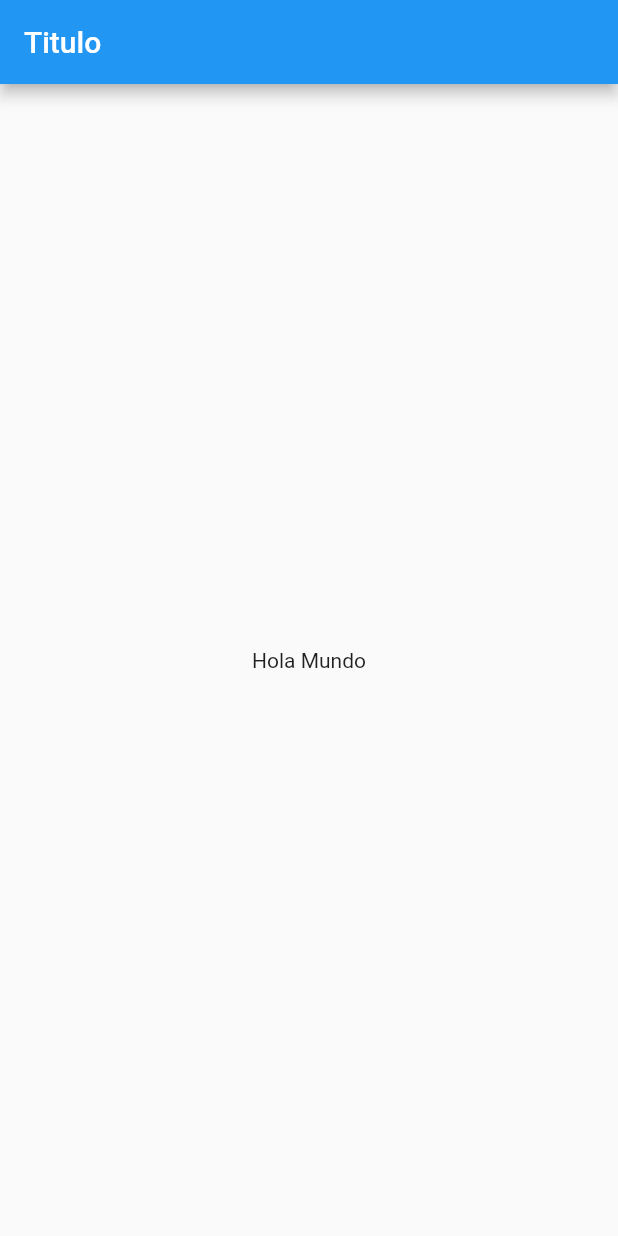
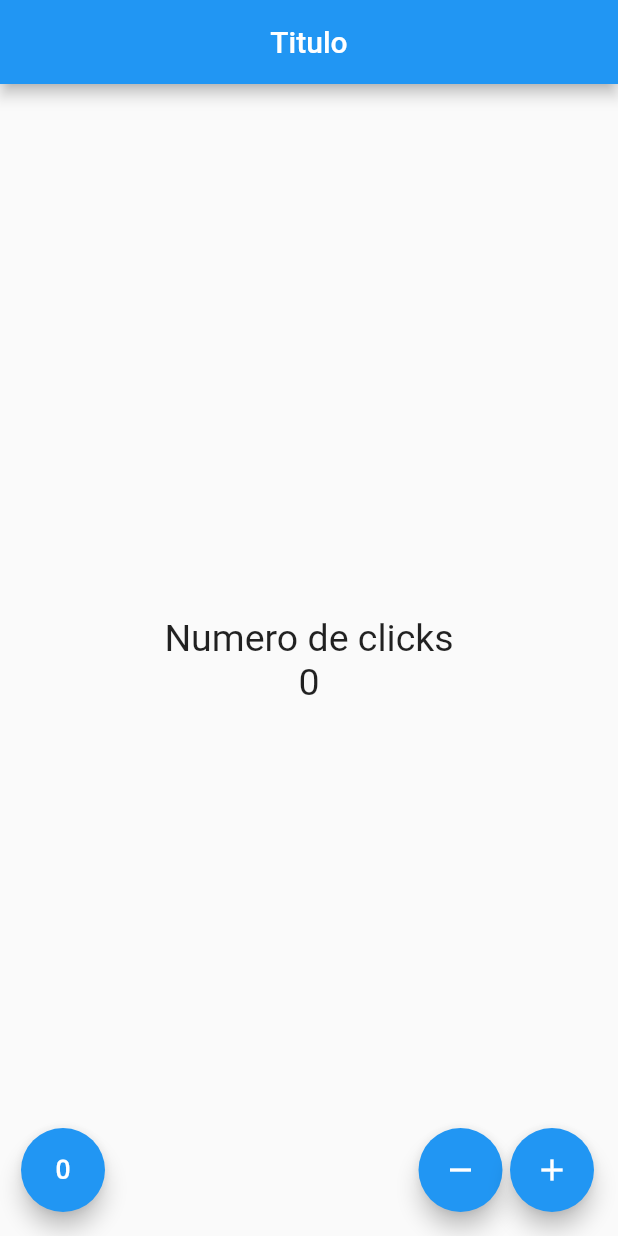
Before and after one commit to danmcode/flutter-projects-course, a Flutter app: the screen it shows after launch, on a phone screen of 412 x 824 dp. Run offline on Flutter 3.47's test engine with Material 2 defaults, Android fonts, the light colour scheme and no system bars.

Commit message:
Finalizacion de la app de contandor y manejo basico de estados

```diff
--- a/counter/analysis_options.yaml
+++ b/counter/analysis_options.yaml
@@ -22,6 +22,7 @@ linter:
   # `// ignore_for_file: name_of_lint` syntax on the line or in the file
   # producing the lint.
   rules:
+    prefer_const_constructors : false
     # avoid_print: false  # Uncomment to disable the `avoid_print` rule
     # prefer_single_quotes: true  # Uncomment to enable the `prefer_single_quotes` rule
 
--- a/counter/lib/src/app.dart
+++ b/counter/lib/src/app.dart
@@ -1,4 +1,6 @@
-import 'package:counter/src/pages/home_page.dart';
+import 'package:counter/src/pages/contador_page.dart';
+//import 'package:counter/src/pages/home_page.dart';
+
 import 'package:flutter/material.dart';
 
 class MyApp extends StatelessWidget {
@@ -6,8 +8,10 @@ class MyApp extends StatelessWidget {
 
   @override
   Widget build(context) {
-    return const MaterialApp(
-      home: HomePage(),
+    return MaterialApp(
+      //home: HomePage(),
+      home: ContadorPage(),
+      debugShowCheckedModeBanner: false,
     );
   }
 }
--- /dev/null
+++ b/counter/lib/src/pages/contador_page.dart
@@ -0,0 +1,82 @@
+import 'package:flutter/material.dart';
+
+class ContadorPage extends StatefulWidget {
+  const ContadorPage({Key? key}) : super(key: key);
+
+  @override
+  createState() => _ContadorPageState();
+}
+
+class _ContadorPageState extends State<ContadorPage> {
+  final TextStyle _estiloTexto = TextStyle(fontSize: 25);
+  int _conteo = 0;
+
+  @override
+  Widget build(BuildContext context) {
+    return Scaffold(
+      appBar: AppBar(
+        title: Text("Titulo"),
+        centerTitle: true,
+      ),
+      body: Center(
+        child: Column(
+          mainAxisAlignment: MainAxisAlignment.center,
+          children: [
+            Text(
+              'Numero de clicks',
+              style: _estiloTexto,
+            ),
+            Text(
+              '$_conteo',
+              style: _estiloTexto,
+            ),
+          ],
+        ),
+      ),
+      floatingActionButton: _crearBotones(),
+    );
+  }
+
+  Widget _crearBotones() {
+    return Row(
+      mainAxisAlignment: MainAxisAlignment.end,
+      children: [
+        SizedBox(
+          width: 30.0,
+        ),
+        FloatingActionButton(
+          child: Icon(Icons.exposure_zero),
+          onPressed: _reset,
+        ),
+        Expanded(
+          child: SizedBox(
+            width: 5.0,
+          ),
+        ),
+        FloatingActionButton(
+          child: Icon(Icons.remove),
+          onPressed: _sustraer,
+        ),
+        SizedBox(
+          width: 5.0,
+        ),
+        FloatingActionButton(
+          child: Icon(Icons.add),
+          onPressed: _agregar,
+        ),
+      ],
+    );
+  }
+
+  void _agregar() {
+    setState(() => _conteo++);
+  }
+
+  void _sustraer() {
+    setState(() => _conteo--);
+  }
+
+  void _reset() {
+    setState(() => _conteo = 0);
+  }
+}
```
Also changed, not shown: counter/lib/src/pages/home_page.dart (+27 -3 lines).
